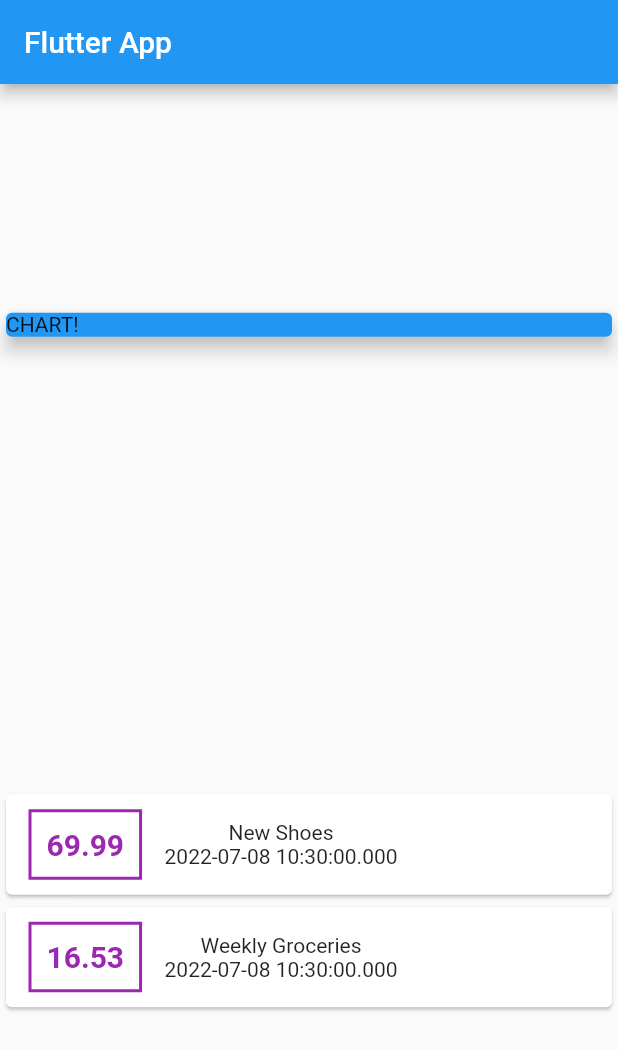
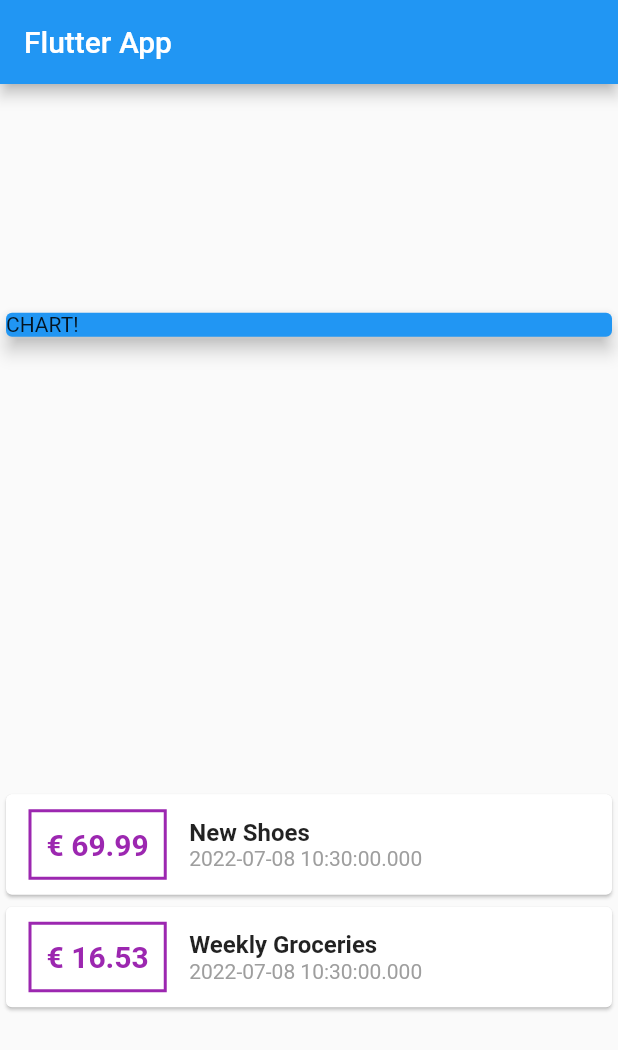
Before and after one commit to BenyNtb/flutter_expenses_app, a Flutter app: the screen it shows after launch, on a phone screen of 412 x 824 dp. Shown: the top 1050 px of the screen. Run offline on Flutter 3.47's test engine with Material 2 defaults, Android fonts, the phone set to English and light mode, and no system bars.

Commit message:
Using String Interpolation

```diff
--- a/lib/main.dart
+++ b/lib/main.dart
@@ -66,7 +66,7 @@ class MyHomePage extends StatelessWidget {
                       ),
                       padding: EdgeInsets.all(10),
                       child: Text(
-                        tx.amount.toString(),
+                        '\€ ${tx.amount}',
                         style: TextStyle(
                           fontWeight: FontWeight.bold,
                           fontSize: 20,
@@ -75,9 +75,19 @@ class MyHomePage extends StatelessWidget {
                       ),
                     ),
                     Column(
+                      crossAxisAlignment: CrossAxisAlignment.start,
                       children: <Widget>[
-                        Text(tx.title),
-                        Text(tx.date.toString()),
+                        Text(
+                          tx.title,
+                          style: TextStyle(
+                            fontSize: 16,
+                            fontWeight: FontWeight.bold,
+                          ),
+                        ),
+                        Text(
+                          tx.date.toString(),
+                          style: TextStyle(color: Colors.grey),
+                        ),
                       ],
                     ),
                   ],
```
